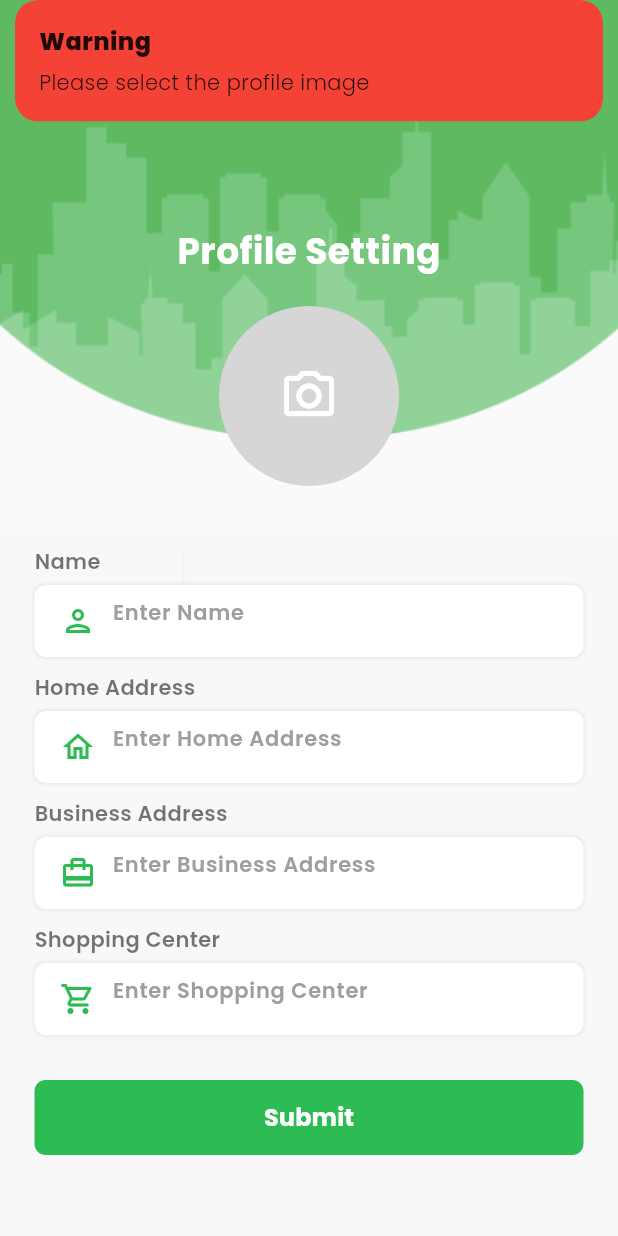
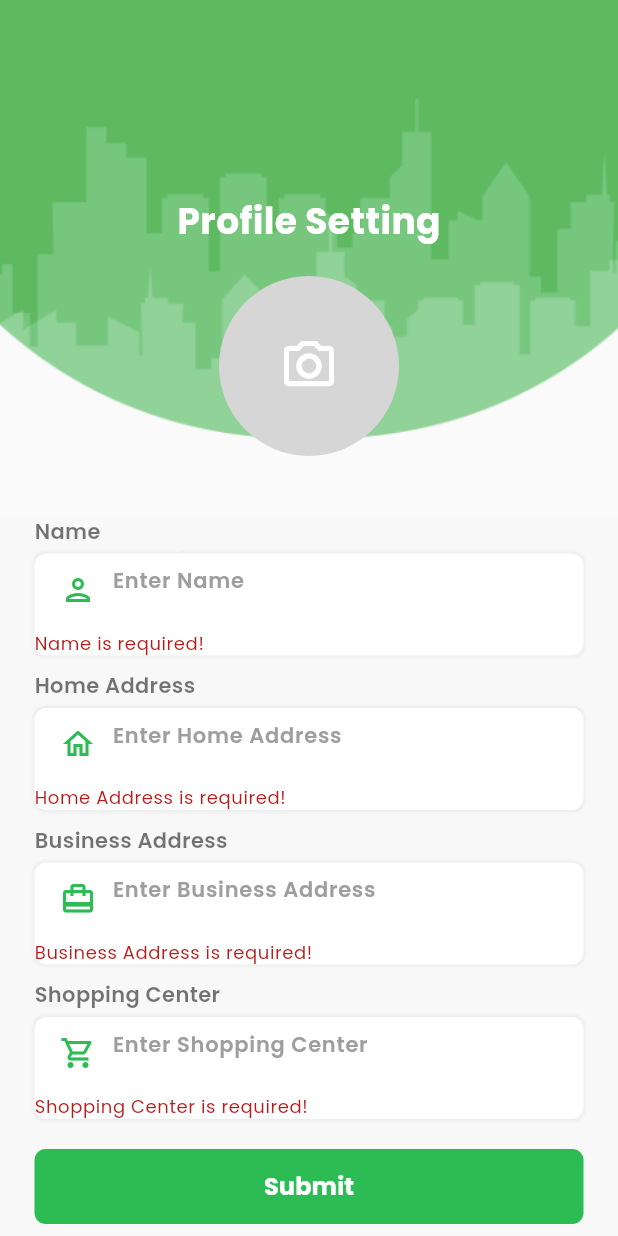
Before and after one commit to Vivek19915/DriveOn-Flutter-App, a Flutter app: the ProfileSettingScreen screen opened directly, after a tap on "Submit", on a phone screen of 412 x 824 dp. Run offline on Flutter 3.47's test engine with Material 2 defaults, Android fonts, the light colour scheme and no system bars; our stand-ins replace cloud_firestore, firebase_auth, firebase_core, firebase_storage, get, google_fonts and 3 more; missing offline and left inert: fl_country_code_picker; accounts and stored records are empty; generated files the repository leaves out were written again.

Commit message:
Form Validation Profile Screen done

```diff
--- a/lib/screens/profile_settings.dart
+++ b/lib/screens/profile_settings.dart
@@ -37,6 +37,9 @@ class _ProfileSettingScreenState extends State<ProfileSettingScreen> {
   final ImagePicker _picker = ImagePicker();
   File ? selectedImage;
 
+  //making global key for form widget
+  GlobalKey<FormState> formKey = GlobalKey<FormState>();
+
 
   //function to get image
   getImage(ImageSource source) async {
@@ -55,12 +58,12 @@ class _ProfileSettingScreenState extends State<ProfileSettingScreen> {
       child: Scaffold(
         body: SingleChildScrollView(
           child: Container(
-            height: Get.height,
+            // height: Get.height,
             child: Column(
               mainAxisAlignment: MainAxisAlignment.start,
               crossAxisAlignment: CrossAxisAlignment.start,
               children: [
-                150.heightBox,
+                130.heightBox,
                 textWidget(title: "Profile Setting",fontSize: 24,color: Colors.white,fontWeight: FontWeight.bold).box.makeCentered(),
                 20.heightBox,
 
@@ -90,22 +93,49 @@ class _ProfileSettingScreenState extends State<ProfileSettingScreen> {
                 //entering fields
                 Container(
                   padding: EdgeInsets.symmetric(horizontal: 23),
+                  child: Form(
+                    key: formKey,
                     child: Column(
                       children: [
-                      TextFieldWidget('Name', Icons.person_outlined, nameController),
+                        TextFieldWidget('Name', Icons.person_outlined, nameController,(String? input){
+                          if(input!.isEmpty){
+                            return 'Name is required!';
+                          }
+                          if(input.length<5)return 'Enter a valid name';
+                          return null;
+                        }),
                         10.heightBox,
-                      TextFieldWidget('Home Address', Icons.home_outlined, homeController),
+                        TextFieldWidget('Home Address', Icons.home_outlined, homeController,(String? input){
+                          if(input!.isEmpty){
+                            return 'Home Address is required!';
+                          }
+                          return null;
+                        }),
                         10.heightBox,
-                      TextFieldWidget('Business Address', Icons.card_travel, businessController),
+                        TextFieldWidget('Business Address', Icons.card_travel, businessController,(String? input){
+                          if(input!.isEmpty){
+                            return 'Business Address is required!';
+                          }
+                          return null;
+                        }),
                         10.heightBox,
-                      TextFieldWidget('Shopping Center', Icons.shopping_cart_outlined, shopController),
-                      30.heightBox,
+                        TextFieldWidget('Shopping Center', Icons.shopping_cart_outlined, shopController,(String? input){
+                          if(input!.isEmpty){
+                            return 'Shopping Center is required!';
+                          }
+                          return null;
+                        }),
+                        20.heightBox,
 
                         //instead of isLoading we are using variable the we define in authcontroller ---> doing this to seperate frontend and backend\
                         //and putting it in obx since it is statful widget
                         if(authController.isProfileuploading == true) CircularProgressIndicator(color: greenColor,).box.makeCentered()
                          else  greenButton('Submit', (){
+
+                           if(formKey.currentState!.validate() == false){return;}
+
                            if(selectedImage==null){
+                             //🔥🔥Validation for profile image
                              //if user foregot to select image
                              Get.snackbar('Warning', 'Please select the profile image',backgroundColor: Colors.red);
                                  return;
@@ -115,13 +145,15 @@ class _ProfileSettingScreenState extends State<ProfileSettingScreen> {
                            });
                            authController.storeUserInfo(selectedImage!, nameController.text, homeController.text, businessController.text, shopController.text);
                          }
-                     )
+                       ),
+                        20.heightBox
                       ],
+                    ),
                   ),
                 )
               ],
             ),
-          ),
+          ).box.make().scrollVertical(),
         ),
       ),
     );
--- a/lib/widgets/TextFieldWidget_profilesetting.dart
+++ b/lib/widgets/TextFieldWidget_profilesetting.dart
@@ -6,12 +6,12 @@ import 'package:velocity_x/velocity_x.dart';
 
 import '../constants/app_colors.dart';
 
-TextFieldWidget(String title, IconData iconData, TextEditingController controller) {
+TextFieldWidget(String title, IconData iconData, TextEditingController controller,Function validator) {
   return Column(
     crossAxisAlignment: CrossAxisAlignment.start,
     children: [
       title.text.size(14).fontWeight(FontWeight.w600).color(Colors.black54).make(),
-      6.heightBox,
+      5.heightBox,
       Container(
         width: Get.width,
         decoration: BoxDecoration(
@@ -24,7 +24,10 @@ TextFieldWidget(String title, IconData iconData, TextEditingController controlle
             ],
             borderRadius: BorderRadius.circular(8)),
 
+
+        //note ---> for validation you need text form field
         child: TextFormField(
+          validator: (input)=> validator(input),
           controller: controller,
           style: GoogleFonts.poppins(
               fontSize: 14,
```
Lines whose indentation alone changed are shown as unchanged.
